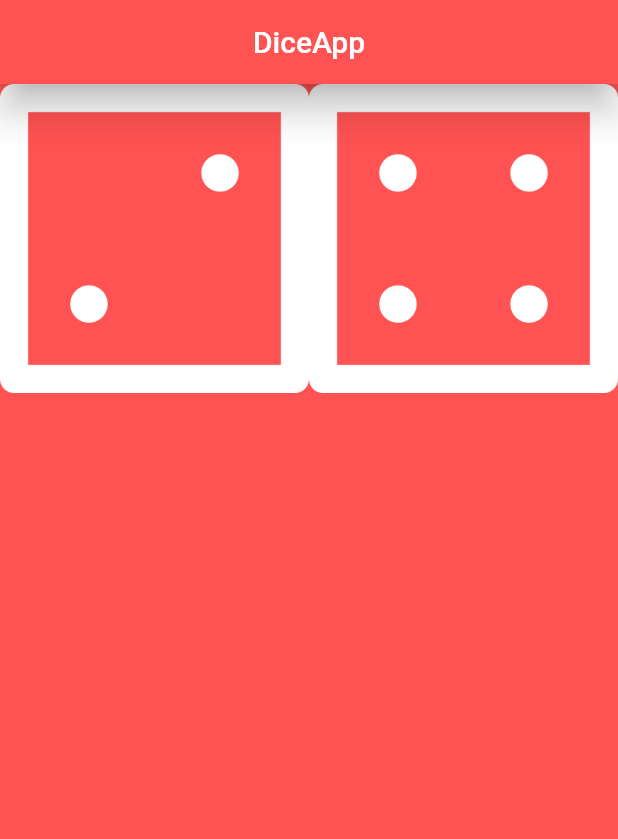
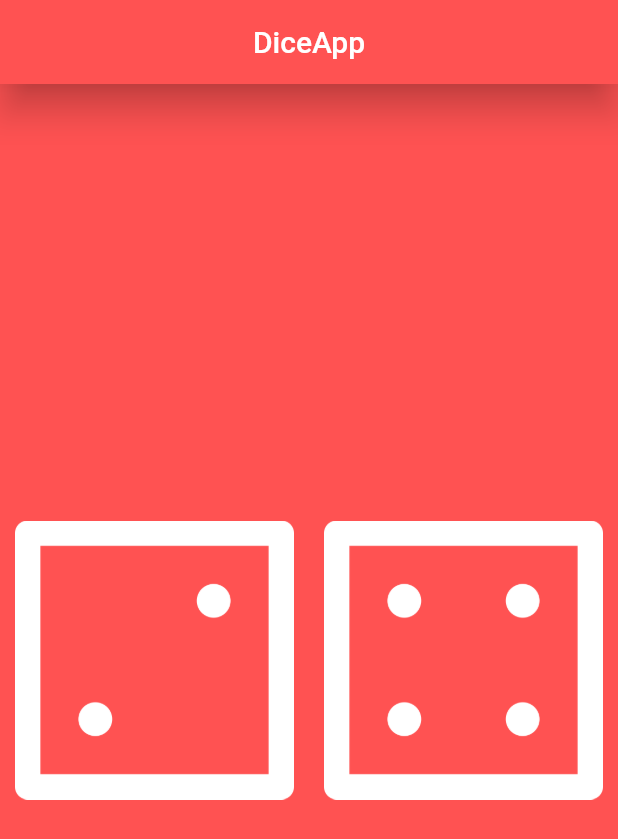
Before and after one commit to stark-ace-1891/tf04p_0008_diceapp, a Flutter app: the screen it shows after launch, on a phone screen of 412 x 824 dp. Shown: the top 839 px of the screen. Run offline on Flutter 3.47's test engine with Material 2 defaults, Android fonts, the phone set to English and light mode, and no system bars.

Commit message:
Agregando padding a imagenes

```diff
--- a/lib/main.dart
+++ b/lib/main.dart
@@ -22,17 +22,25 @@ class HomePage extends StatelessWidget {
         centerTitle: true,
         elevation: 10,
       ),
-      body: Row(
+      body: Center(
+        child: Row(
           children: [
             Expanded(
               flex: 1,
+              child: Padding(
+                padding: const EdgeInsets.all(10.0),
                 child: Image.asset("assets/images/dice2.png"),
+              ),
             ),
             Expanded(
               flex: 1,
+              child: Padding(
+                padding: const EdgeInsets.all(10.0),
                 child: Image.asset("assets/images/dice4.png"),
               ),
+            ),
           ],
+        ),
       ),
     );
   }
```
Lines whose indentation alone changed are shown as unchanged.
